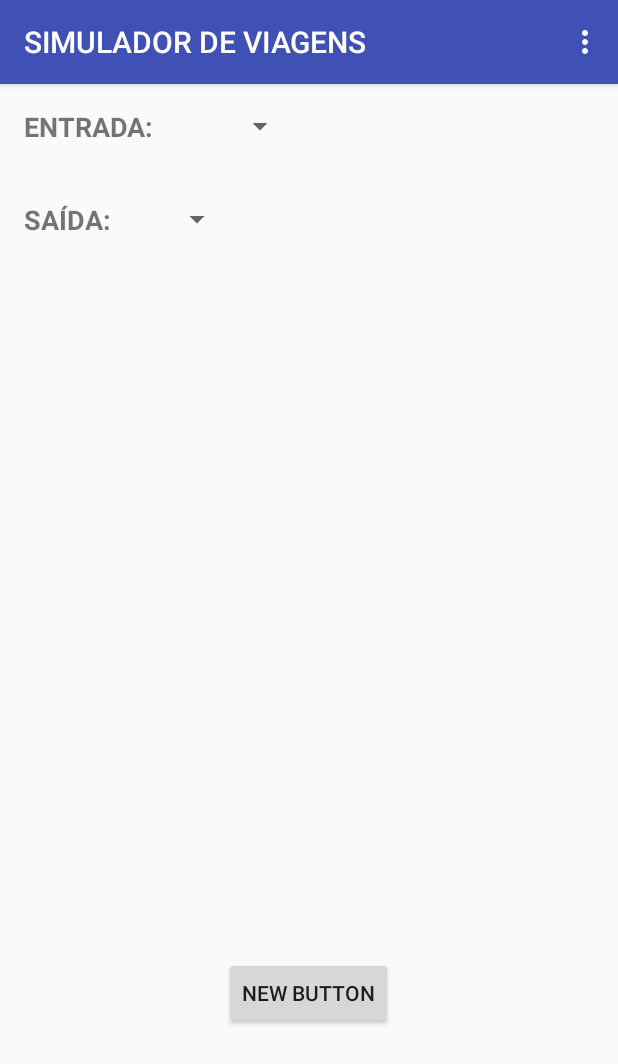
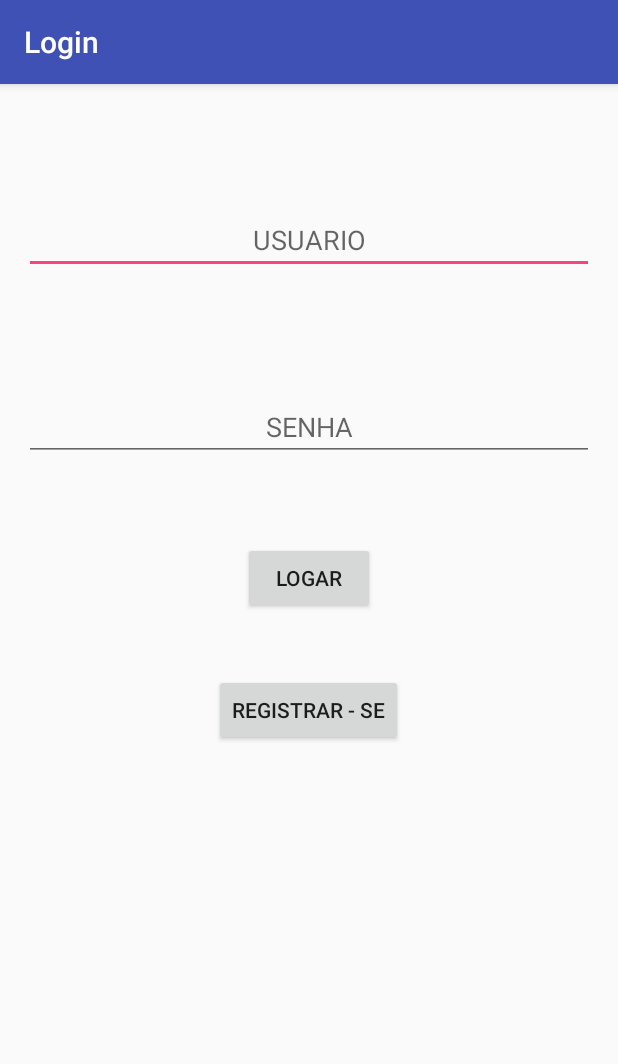
Before and after one commit to vitordelfino/Android-SPPD, an Android app: the screen it shows after launch (Simulador before the commit, Login after it), on a phone screen of 412 x 824 dp. Shown: the top 1064 px of the screen. Run offline under Robolectric (Android 15) with nearby library versions, the phone set to English and light mode, and no system bars; our stand-ins replace Volley.

Commit message:
Inicio da implementação de login

```diff
--- /dev/null
+++ b/app/src/main/java/com/example/vitor/testevolley/Login.java
@@ -0,0 +1,89 @@
+package com.example.vitor.testevolley;
+
+import android.os.Bundle;
+import android.support.design.widget.FloatingActionButton;
+import android.support.design.widget.Snackbar;
+import android.support.v7.app.AppCompatActivity;
+import android.support.v7.widget.Toolbar;
+import android.util.Log;
+import android.view.View;
+import android.widget.EditText;
+import android.widget.Toast;
+
+import com.android.volley.Request;
+import com.android.volley.RequestQueue;
+import com.android.volley.Response;
+import com.android.volley.VolleyError;
+import com.android.volley.toolbox.JsonObjectRequest;
+import com.android.volley.toolbox.Volley;
+
+import org.json.JSONArray;
+import org.json.JSONException;
+import org.json.JSONObject;
+
+public class Login extends AppCompatActivity {
+
+    EditText usuario;
+    EditText senha;
+    @Override
+    protected void onCreate(Bundle savedInstanceState) {
+        super.onCreate(savedInstanceState);
+        setContentView(R.layout.activity_login);
+        Toolbar toolbar = (Toolbar) findViewById(R.id.toolbar);
+        setSupportActionBar(toolbar);
+
+        usuario = (EditText) findViewById(R.id.txtUsuario);
+        senha = (EditText) findViewById(R.id.txtSenha);
+    }
+
+    public void logar(View view){
+        Toast.makeText(this, "REALIZANDO LOGIN+\nusuario: " +
+                usuario.getText().toString()+"\nsenha: "+
+                senha.getText().toString(), Toast.LENGTH_SHORT).show();
+        realizarLogin(usuario.getText().toString(), senha.getText().toString());
+
+        String url = "http://192.168.15.7:8080/WebServiceSPPD/sppd/logar"+"/"+usuario+"/"+senha;
+        Log.d("TESTE", "realizarLogin: " + url);
+        final RequestQueue request = Volley.newRequestQueue(this);
+
+        final JsonObjectRequest requisicao = new JsonObjectRequest(Request.Method.GET, url,
+                new Response.Listener<JSONObject>(){
+
+                    @Override
+                    public void onResponse(JSONObject response) {
+                        try {
+                            Log.i("TESTE", "realizarLogin: TRY");
+                            JSONArray arr = response.getJSONArray("loginBean");
+                            JSONObject jo = arr.getJSONObject(0);
+                            boolean retorno = Boolean.parseBoolean(jo.getString("retorno"));
+                            String status = (jo.getString("statusRetorno"));
+                            Log.i("TESTE", "realizarLogin: " + jo);
+                            Toast.makeText(Login.this, "retorno: " + retorno+" status: " + status, Toast.LENGTH_SHORT).show();
+
+
+                        } catch (JSONException e1) {
+                            Log.i("PARSE", "onResponse: " + e1);
+                            e1.printStackTrace();
+                        }
+                    }
+                }, new Response.ErrorListener(){
+
+            @Override
+            public void onErrorResponse(VolleyError error ) {
+                Log.i("ERROR", "onErrorResponse: " + error );
+            }
+        });
+        request.add(requisicao);
+
+    }
+
+    public void registrar(View view){
+
+    }
+
+    public void realizarLogin(String usuario, String senha){
+
+
+    }
+
+}
--- /dev/null
+++ b/app/src/main/res/layout/activity_login.xml
@@ -0,0 +1,26 @@
+<?xml version="1.0" encoding="utf-8"?>
+<android.support.design.widget.CoordinatorLayout xmlns:android="http://schemas.android.com/apk/res/android"
+    xmlns:app="http://schemas.android.com/apk/res-auto"
+    xmlns:tools="http://schemas.android.com/tools"
+    android:layout_width="match_parent"
+    android:layout_height="match_parent"
+    android:fitsSystemWindows="true"
+    tools:context="com.example.vitor.testevolley.Login">
+
+    <android.support.design.widget.AppBarLayout
+        android:layout_width="match_parent"
+        android:layout_height="wrap_content"
+        android:theme="@style/AppTheme.AppBarOverlay">
+
+        <android.support.v7.widget.Toolbar
+            android:id="@+id/toolbar"
+            android:layout_width="match_parent"
+            android:layout_height="?attr/actionBarSize"
+            android:background="?attr/colorPrimary"
+            app:popupTheme="@style/AppTheme.PopupOverlay" />
+
+    </android.support.design.widget.AppBarLayout>
+
+    <include layout="@layout/content_login" />
+
+</android.support.design.widget.CoordinatorLayout>
--- /dev/null
+++ b/app/src/main/res/layout/content_login.xml
@@ -0,0 +1,67 @@
+<?xml version="1.0" encoding="utf-8"?>
+<RelativeLayout xmlns:android="http://schemas.android.com/apk/res/android"
+    xmlns:app="http://schemas.android.com/apk/res-auto"
+    xmlns:tools="http://schemas.android.com/tools"
+    android:id="@+id/content_login"
+    android:layout_width="match_parent"
+    android:layout_height="match_parent"
+    android:paddingBottom="@dimen/activity_vertical_margin"
+    android:paddingLeft="@dimen/activity_horizontal_margin"
+    android:paddingRight="@dimen/activity_horizontal_margin"
+    android:paddingTop="@dimen/activity_vertical_margin"
+    app:layout_behavior="@string/appbar_scrolling_view_behavior"
+    tools:context="com.example.vitor.testevolley.Login"
+    tools:showIn="@layout/activity_login">
+
+    <EditText
+        android:layout_width="wrap_content"
+        android:layout_height="wrap_content"
+        android:inputType="textPersonName"
+        android:ems="10"
+        android:id="@+id/txtUsuario"
+        android:layout_alignParentTop="true"
+        android:layout_marginTop="65dp"
+        android:layout_alignParentLeft="true"
+        android:layout_alignParentStart="true"
+        android:layout_alignParentRight="true"
+        android:layout_alignParentEnd="true"
+        android:hint="USUARIO"
+        android:textAlignment="center"/>
+
+    <EditText
+        android:layout_width="wrap_content"
+        android:layout_height="wrap_content"
+        android:inputType="textPassword"
+        android:ems="10"
+        android:layout_below="@+id/txtUsuario"
+        android:layout_marginTop="79dp"
+        android:id="@+id/txtSenha"
+        android:layout_alignParentLeft="true"
+        android:layout_alignParentStart="true"
+        android:layout_alignParentRight="true"
+        android:layout_alignParentEnd="true"
+        android:hint="SENHA"
+        android:textAlignment="center"/>
+
+    <Button
+        android:text="Registrar - se"
+        android:layout_width="wrap_content"
+        android:layout_height="wrap_content"
+        android:id="@+id/btnRegistrar"
+        android:layout_below="@+id/btnLogar"
+        android:layout_centerHorizontal="true"
+        android:layout_marginTop="40dp"
+        android:onClick="registrar"/>
+
+    <Button
+        android:text="LOGAR"
+        android:layout_width="wrap_content"
+        android:layout_height="wrap_content"
+        android:layout_marginTop="54dp"
+        android:id="@+id/btnLogar"
+        android:layout_below="@+id/txtSenha"
+        android:layout_centerHorizontal="true"
+        android:onClick="logar"/>
+
+
+</RelativeLayout>
--- a/app/src/main/res/values/strings.xml
+++ b/app/src/main/res/values/strings.xml
@@ -1,4 +1,5 @@
 <resources>
     <string name="app_name">TesteVolley</string>
     <string name="action_settings">Settings</string>
+    <string name="title_activity_login">Login</string>
 </resources>
```
Also changed, not shown: app/src/main/AndroidManifest.xml (+19 -5 lines), app/src/main/java/com/example/vitor/testevolley/Simulador.java (+5 -7 lines).
